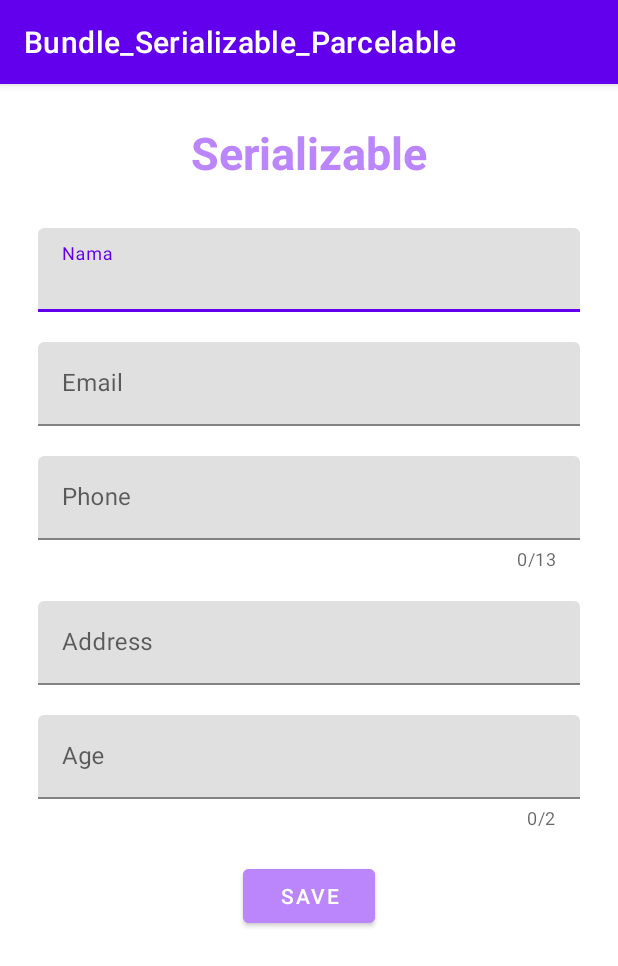
After one commit to dheevvvv/Bundle-Serializable-Parcelable, an Android app: the SerializableActivity screen opened directly, with no data from a screen before it, on a phone screen of 412 x 824 dp. The commit adds this screen. Shown: the top 966 px of the screen. Run offline under Robolectric (Android 15) with nearby library versions, the phone set to English and light mode, and no system bars.

Commit message:
Serializable

```diff
--- a/app/src/main/AndroidManifest.xml
+++ b/app/src/main/AndroidManifest.xml
@@ -11,6 +11,12 @@
         android:supportsRtl="true"
         android:theme="@style/Theme.Bundle_Serializable_Parcelable"
         tools:targetApi="31">
+        <activity
+            android:name=".ResultSerializableActivity"
+            android:exported="false" />
+        <activity
+            android:name=".SerializableActivity"
+            android:exported="false" />
         <activity
             android:name=".ResultBundleActivity"
             android:exported="false" />
--- /dev/null
+++ b/app/src/main/java/com/example/bundle_serializable_parcelable/DataSerializable.kt
@@ -0,0 +1,4 @@
+package com.example.bundle_serializable_parcelable
+
+data class DataSerializable(val nama:String, val email:String, val phone:Long, val address:String, val age:Int) : java.io.Serializable {
+}
--- a/app/src/main/java/com/example/bundle_serializable_parcelable/MainActivity.kt
+++ b/app/src/main/java/com/example/bundle_serializable_parcelable/MainActivity.kt
@@ -17,5 +17,10 @@ class MainActivity : AppCompatActivity() {
             val intent = Intent(this, BundleActivity::class.java)
             startActivity(intent)
         }
+
+        binding.filledButtonSerializable.setOnClickListener {
+            val intent = Intent(this, SerializableActivity::class.java)
+            startActivity(intent)
+        }
     }
 }
--- /dev/null
+++ b/app/src/main/java/com/example/bundle_serializable_parcelable/SerializableActivity.kt
@@ -0,0 +1,32 @@
+package com.example.bundle_serializable_parcelable
+
+import android.content.Intent
+import androidx.appcompat.app.AppCompatActivity
+import android.os.Bundle
+import com.example.bundle_serializable_parcelable.databinding.ActivitySerializableBinding
+
+class SerializableActivity : AppCompatActivity() {
+    private lateinit var binding : ActivitySerializableBinding
+    override fun onCreate(savedInstanceState: Bundle?) {
+        super.onCreate(savedInstanceState)
+        binding = ActivitySerializableBinding.inflate(layoutInflater)
+        setContentView(binding.root)
+
+        binding.filledButtonSave.setOnClickListener {
+            val intent = Intent(this, ResultSerializableActivity::class.java)
+            val nama = binding.etNama.text.toString()
+            val email = binding.etEmail.text.toString()
+            val phone = binding.etPhone.text.toString().toLong()
+            val address = binding.etAddress.text.toString()
+            val age = binding.etAge.text.toString().toInt()
+            val dataSerializable = DataSerializable(nama, email, phone, address, age)
+            intent.putExtra("dataSerial", dataSerializable)
+            startActivity(intent)
+
+        }
+
+
+    }
+
+
+}
--- /dev/null
+++ b/app/src/main/res/layout/activity_serializable.xml
@@ -0,0 +1,131 @@
+<?xml version="1.0" encoding="utf-8"?>
+<androidx.constraintlayout.widget.ConstraintLayout xmlns:android="http://schemas.android.com/apk/res/android"
+    xmlns:app="http://schemas.android.com/apk/res-auto"
+    xmlns:tools="http://schemas.android.com/tools"
+    android:layout_width="match_parent"
+    android:layout_height="match_parent"
+    tools:context=".BundleActivity"
+    android:padding="25dp"
+    >
+
+    <TextView
+        android:id="@+id/txt_serializable"
+        android:layout_width="wrap_content"
+        android:layout_height="wrap_content"
+        app:layout_constraintTop_toTopOf="parent"
+        app:layout_constraintStart_toStartOf="parent"
+        app:layout_constraintEnd_toEndOf="parent"
+        android:text="@string/serializable"
+        android:textStyle="bold"
+        android:textSize="30sp"
+        android:textColor="@color/purple_200"
+        />
+
+    <com.google.android.material.textfield.TextInputLayout
+        android:id="@+id/textFieldNama"
+        android:layout_width="match_parent"
+        android:layout_height="wrap_content"
+        android:hint="@string/nama"
+        app:layout_constraintTop_toBottomOf="@+id/txt_serializable"
+        android:layout_marginTop="30dp"
+        >
+
+        <com.google.android.material.textfield.TextInputEditText
+            android:id="@+id/etNama"
+            android:layout_width="match_parent"
+            android:layout_height="wrap_content"
+            android:inputType="text"
+            />
+
+    </com.google.android.material.textfield.TextInputLayout>
+
+    <com.google.android.material.textfield.TextInputLayout
+        android:id="@+id/textFieldEmail"
+        android:layout_width="match_parent"
+        android:layout_height="wrap_content"
+        android:hint="@string/email"
+        app:layout_constraintTop_toBottomOf="@+id/textFieldNama"
+        android:layout_marginTop="20dp"
+        >
+
+        <com.google.android.material.textfield.TextInputEditText
+            android:id="@+id/etEmail"
+            android:layout_width="match_parent"
+            android:layout_height="wrap_content"
+            android:inputType="text"
+            />
+
+    </com.google.android.material.textfield.TextInputLayout>
+
+    <com.google.android.material.textfield.TextInputLayout
+        android:id="@+id/textFieldPhone"
+        android:layout_width="match_parent"
+        android:layout_height="wrap_content"
+        android:hint="@string/phone"
+        app:layout_constraintTop_toBottomOf="@+id/textFieldEmail"
+        android:layout_marginTop="20dp"
+        app:counterEnabled="true"
+        app:counterMaxLength="13"
+        >
+
+        <com.google.android.material.textfield.TextInputEditText
+            android:id="@+id/etPhone"
+            android:layout_width="match_parent"
+            android:layout_height="wrap_content"
+            android:inputType="number"
+            />
+
+    </com.google.android.material.textfield.TextInputLayout>
+
+    <com.google.android.material.textfield.TextInputLayout
+        android:id="@+id/textFieldAddress"
+        android:layout_width="match_parent"
+        android:layout_height="wrap_content"
+        android:hint="@string/address"
+        app:layout_constraintTop_toBottomOf="@+id/textFieldPhone"
+        android:layout_marginTop="20dp"
+        >
+
+        <com.google.android.material.textfield.TextInputEditText
+            android:id="@+id/etAddress"
+            android:layout_width="match_parent"
+            android:layout_height="wrap_content"
+            android:inputType="text"
+            />
+
+    </com.google.android.material.textfield.TextInputLayout>
+
+    <com.google.android.material.textfield.TextInputLayout
+        android:id="@+id/textFieldAge"
+        android:layout_width="match_parent"
+        android:layout_height="wrap_content"
+        android:hint="@string/age"
+        app:layout_constraintTop_toBottomOf="@+id/textFieldAddress"
+        android:layout_marginTop="20dp"
+        app:counterEnabled="true"
+        app:counterMaxLength="2"
+        >
+
+        <com.google.android.material.textfield.TextInputEditText
+            android:id="@+id/etAge"
+            android:layout_width="match_parent"
+            android:layout_height="wrap_content"
+            android:inputType="number"
+            />
+
+    </com.google.android.material.textfield.TextInputLayout>
+
+    <Button
+        android:id="@+id/filledButtonSave"
+        android:layout_width="wrap_content"
+        android:layout_height="wrap_content"
+        android:text="@string/save"
+        app:layout_constraintTop_toBottomOf="@+id/textFieldAge"
+        app:layout_constraintStart_toStartOf="parent"
+        app:layout_constraintEnd_toEndOf="parent"
+        android:backgroundTint="@color/purple_200"
+        android:layout_marginTop="20dp"
+        />
+
+
+</androidx.constraintlayout.widget.ConstraintLayout>
--- a/app/src/main/res/values/strings.xml
+++ b/app/src/main/res/values/strings.xml
@@ -7,4 +7,10 @@
     <string name="tugas_2_serializable">Tugas 2 Serializable</string>
     <string name="tugas_3_parcelable">Tugas 3 Parcelable</string>
     <string name="save">Save</string>
+    <string name="serializable">Serializable</string>
+    <string name="email">Email</string>
+    <string name="phone">Phone</string>
+    <string name="address">Address</string>
+    <string name="age">Age</string>
+    <string name="my_data">My Data</string>
 </resources>
```
Also changed, not shown: app/src/main/java/com/example/bundle_serializable_parcelable/ResultSerializableActivity.kt (added, +33 -0 lines), app/src/main/res/layout/activity_result_serializable.xml (added, +108 -0 lines).
